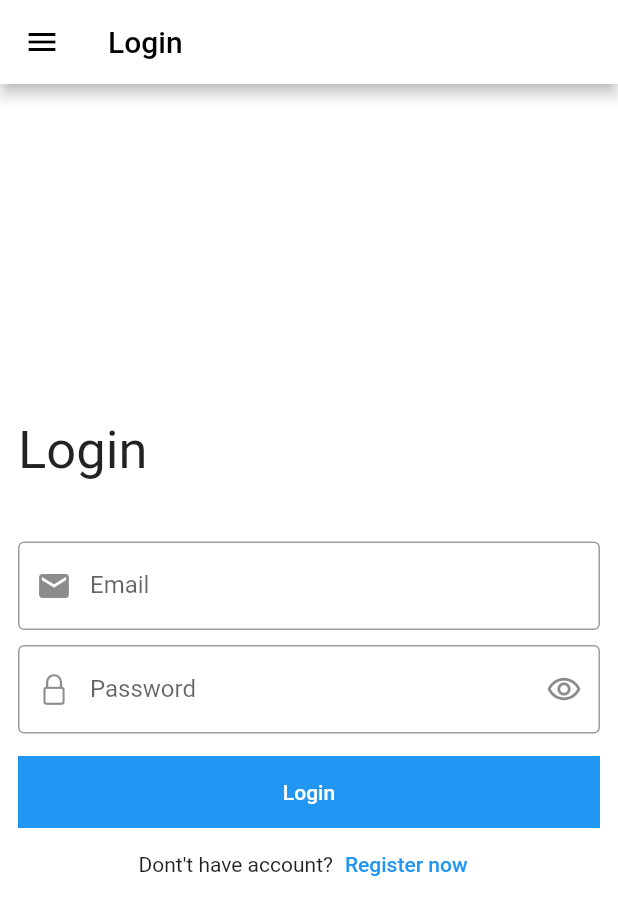
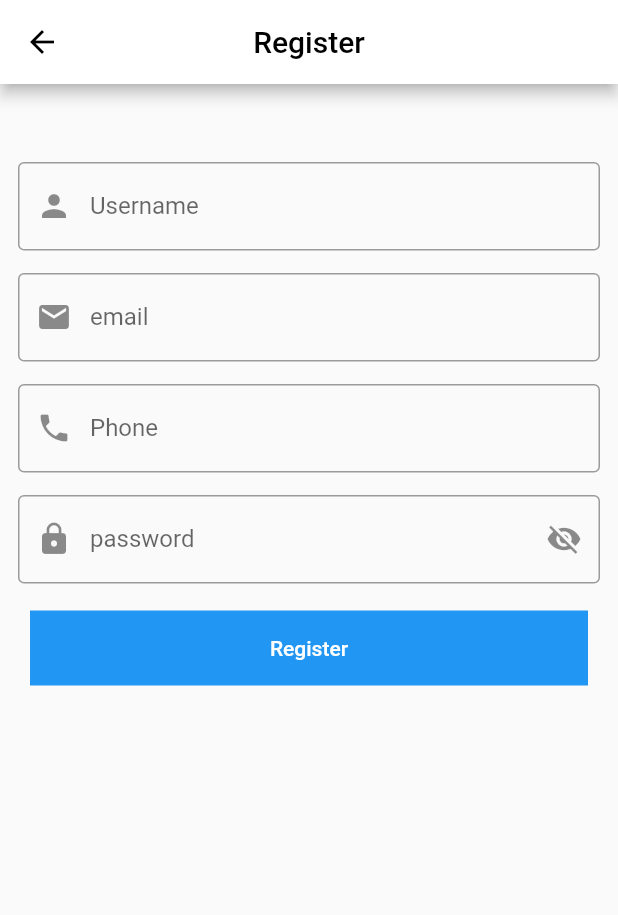
Before and after one commit to courseflutter/flutter_course, a Flutter app: the screen it shows after launch, after a tap on "Register now", on a phone screen of 412 x 824 dp. Shown: the top 915 px of the screen. Run offline on Flutter 3.47's test engine with Material 2 defaults, Android fonts, the phone set to English and light mode, and no system bars.

Commit message:
register

```diff
--- /dev/null
+++ b/lib/login_screen.dart
@@ -0,0 +1,90 @@
+import 'package:flutter/cupertino.dart';
+import 'package:flutter/material.dart';
+import 'package:flutter_application_4/register_screen.dart';
+
+class LoginScreen extends StatelessWidget {
+  const LoginScreen({Key? key}) : super(key: key);
+
+  @override
+  Widget build(BuildContext context) {
+    return Scaffold(
+      backgroundColor: Colors.white,
+      appBar: AppBar(
+        leading: Icon(Icons.menu),
+        title: Text('Login'),
+        backgroundColor: Colors.white,
+        foregroundColor: Colors.black,
+      ),
+      body: Padding(
+        padding: const EdgeInsets.all(12.0),
+        child: Center(
+          child: SingleChildScrollView(
+            child: Column(
+              mainAxisAlignment: MainAxisAlignment.center,
+              crossAxisAlignment: CrossAxisAlignment.start,
+              children: [
+                Text(
+                  'Login',
+                  style: TextStyle(fontSize: 35),
+                ),
+                SizedBox(
+                  height: 40,
+                ),
+                TextFormField(
+                  keyboardType: TextInputType.emailAddress,
+                  decoration: InputDecoration(
+                      prefixIcon: Icon(Icons.email),
+                      labelText: 'Email',
+                      border: OutlineInputBorder()),
+                ),
+                SizedBox(
+                  height: 10,
+                ),
+                TextFormField(
+                  obscureText: true,
+                  keyboardType: TextInputType.visiblePassword,
+                  decoration: InputDecoration(
+                      prefixIcon: Icon(CupertinoIcons.padlock),
+                      suffixIcon: IconButton(
+                        icon: Icon(
+                          Icons.remove_red_eye_outlined,
+                        ),
+                        onPressed: () {},
+                      ),
+                      labelText: 'Password',
+                      border: OutlineInputBorder()),
+                ),
+                SizedBox(
+                  height: 15,
+                ),
+                Container(
+                  color: Colors.blue,
+                  child: MaterialButton(
+                    onPressed: () {},
+                    child: Center(
+                        child: Text(
+                      'Login',
+                      style: TextStyle(color: Colors.white),
+                    )),
+                  ),
+                ),
+                Row(
+                  mainAxisAlignment: MainAxisAlignment.center,
+                  children: [
+                    Text('Dont\'t have account?'),
+                    TextButton(
+                        onPressed: () {
+                          Navigator.of(context).push(MaterialPageRoute(
+                              builder: (context) => RegisterScreen()));
+                        },
+                        child: Text('Register now'))
+                  ],
+                )
+              ],
+            ),
+          ),
+        ),
+      ),
+    );
+  }
+}
--- a/lib/main.dart
+++ b/lib/main.dart
@@ -1,5 +1,7 @@
 import 'package:flutter/cupertino.dart';
 import 'package:flutter/material.dart';
+import 'package:flutter_application_4/login_screen.dart';
+import 'package:flutter_application_4/register_screen.dart';
 
 void main() {
   runApp(MyApp());
@@ -10,82 +12,6 @@ class MyApp extends StatelessWidget {
 
   @override
   Widget build(BuildContext context) {
-    return MaterialApp(
-      debugShowCheckedModeBanner: false,
-      home: Scaffold(
-        backgroundColor: Colors.white,
-        appBar: AppBar(
-          leading: Icon(Icons.menu),
-          title: Text('Login'),
-          backgroundColor: Colors.white,
-          foregroundColor: Colors.black,
-        ),
-        body: Padding(
-          padding: const EdgeInsets.all(12.0),
-          child: Center(
-            child: SingleChildScrollView(
-              child: Column(
-                mainAxisAlignment: MainAxisAlignment.center,
-                crossAxisAlignment: CrossAxisAlignment.start,
-                children: [
-                  Text(
-                    'Login',
-                    style: TextStyle(fontSize: 35),
-                  ),
-                  SizedBox(
-                    height: 40,
-                  ),
-                  TextFormField(
-                    keyboardType: TextInputType.emailAddress,
-                    decoration: InputDecoration(
-                        prefixIcon: Icon(Icons.email),
-                        labelText: 'Email',
-                        border: OutlineInputBorder()),
-                  ),
-                  SizedBox(
-                    height: 10,
-                  ),
-                  TextFormField(
-                    obscureText: true,
-                    keyboardType: TextInputType.visiblePassword,
-                    decoration: InputDecoration(
-                        prefixIcon: Icon(CupertinoIcons.padlock),
-                        suffixIcon: IconButton(
-                          icon: Icon(
-                            Icons.remove_red_eye_outlined,
-                          ),
-                          onPressed: () {},
-                        ),
-                        labelText: 'Password',
-                        border: OutlineInputBorder()),
-                  ),
-                  SizedBox(
-                    height: 15,
-                  ),
-                  Container(
-                    color: Colors.blue,
-                    child: MaterialButton(
-                      onPressed: () {},
-                      child: Center(
-                          child: Text(
-                        'Login',
-                        style: TextStyle(color: Colors.white),
-                      )),
-                    ),
-                  ),
-                  Row(
-                    mainAxisAlignment: MainAxisAlignment.center,
-                    children: [
-                      Text('Dont\'t have account?'),
-                      TextButton(onPressed: () {}, child: Text('Register now'))
-                    ],
-                  )
-                ],
-              ),
-            ),
-          ),
-        ),
-      ),
-    );
+    return MaterialApp(debugShowCheckedModeBanner: false, home: LoginScreen());
   }
 }
--- /dev/null
+++ b/lib/register_screen.dart
@@ -0,0 +1,134 @@
+import 'package:flutter/material.dart';
+
+class RegisterScreen extends StatefulWidget {
+  @override
+  State<RegisterScreen> createState() => _RegisterScreenState();
+}
+
+class _RegisterScreenState extends State<RegisterScreen> {
+  var formkey = GlobalKey<FormState>();
+  bool scure = true;
+  Widget icon = Icon(Icons.visibility_off);
+
+  @override
+  Widget build(BuildContext context) {
+    return Scaffold(
+      appBar: AppBar(
+        backgroundColor: Colors.white,
+        foregroundColor: Colors.black,
+        title: Text('Register'),
+        centerTitle: true,
+      ),
+      body: Padding(
+        padding: const EdgeInsets.all(12.0),
+        child: SingleChildScrollView(
+          child: Form(
+            key: formkey,
+            child: Column(
+              children: [
+                SizedBox(
+                  height: 40,
+                ),
+                TextFormField(
+                  onFieldSubmitted: (value) {
+                    print(value);
+                  },
+                  onChanged: (value) {
+                    print(value);
+                  },
+                  validator: (value) {
+                    if (value!.isEmpty) {
+                      return 'This must not be empty';
+                    }
+                  },
+                  decoration: InputDecoration(
+                      prefixIcon: Icon(Icons.person),
+                      labelText: 'Username',
+                      border: OutlineInputBorder()),
+                ),
+                SizedBox(
+                  height: 15,
+                ),
+                TextFormField(
+                  validator: (value) {
+                    if (value!.isEmpty || !value.contains('@')) {
+                      return 'This must not be empty';
+                    }
+                  },
+                  keyboardType: TextInputType.emailAddress,
+                  decoration: InputDecoration(
+                      prefixIcon: Icon(Icons.email),
+                      labelText: 'email',
+                      border: OutlineInputBorder()),
+                ),
+                SizedBox(
+                  height: 15,
+                ),
+                TextFormField(
+                  validator: (value) {
+                    if (value!.isEmpty) {
+                      return 'This must not be empty';
+                    }
+                  },
+                  keyboardType: TextInputType.phone,
+                  decoration: InputDecoration(
+                      prefixIcon: Icon(Icons.phone),
+                      labelText: 'Phone',
+                      border: OutlineInputBorder()),
+                ),
+                SizedBox(
+                  height: 15,
+                ),
+                TextFormField(
+                  validator: (value) {
+                    if (value!.isEmpty) {
+                      return 'This must not be empty';
+                    }
+                  },
+                  obscureText: scure,
+                  keyboardType: TextInputType.visiblePassword,
+                  decoration: InputDecoration(
+                      suffixIcon: IconButton(
+                        icon: icon,
+                        onPressed: () {
+                          setState(() {
+                            if (scure == true) {
+                              scure = false;
+                              icon = Icon(Icons.remove_red_eye);
+                            } else {
+                              scure = true;
+                              icon = Icon(Icons.visibility_off);
+                            }
+                          });
+                        },
+                      ),
+                      prefixIcon: Icon(Icons.lock),
+                      labelText: 'password',
+                      border: OutlineInputBorder()),
+                ),
+                SizedBox(
+                  height: 10,
+                ),
+                TextButton(
+                    onPressed: () {
+                      if (formkey.currentState!.validate()) {
+                        print('false');
+                      }
+                    },
+                    child: Container(
+                        color: Colors.blue,
+                        width: double.infinity,
+                        height: 50,
+                        child: Center(
+                            child: Text(
+                          'Register',
+                          style: TextStyle(color: Colors.white),
+                        )))),
+              ],
+            ),
+          ),
+        ),
+      ),
+    );
+  }
+}
```
